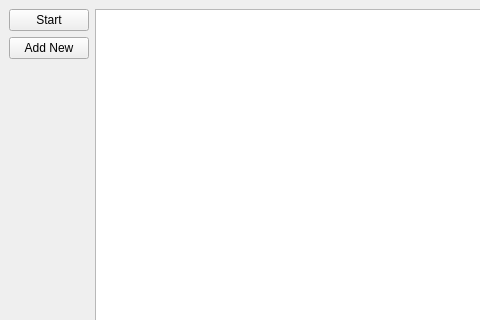
Qt form src/gui/GUI/mainwindow.ui (kamerado/USB-Password-Manager) before a commit; both pictures show x 0 to 480 and y 0 to 320 of the 788 by 616 pixel window.
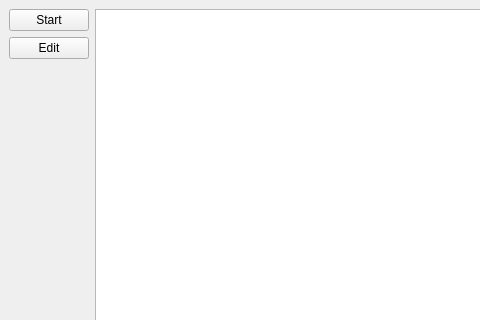
The same form after that commit.

```diff
--- a/src/gui/GUI/mainwindow.ui
+++ b/src/gui/GUI/mainwindow.ui
@@ -58,7 +58,7 @@
              </sizepolicy>
             </property>
             <property name="text">
-             <string>Add New</string>
+             <string>Edit</string>
             </property>
            </widget>
           </item>
```
